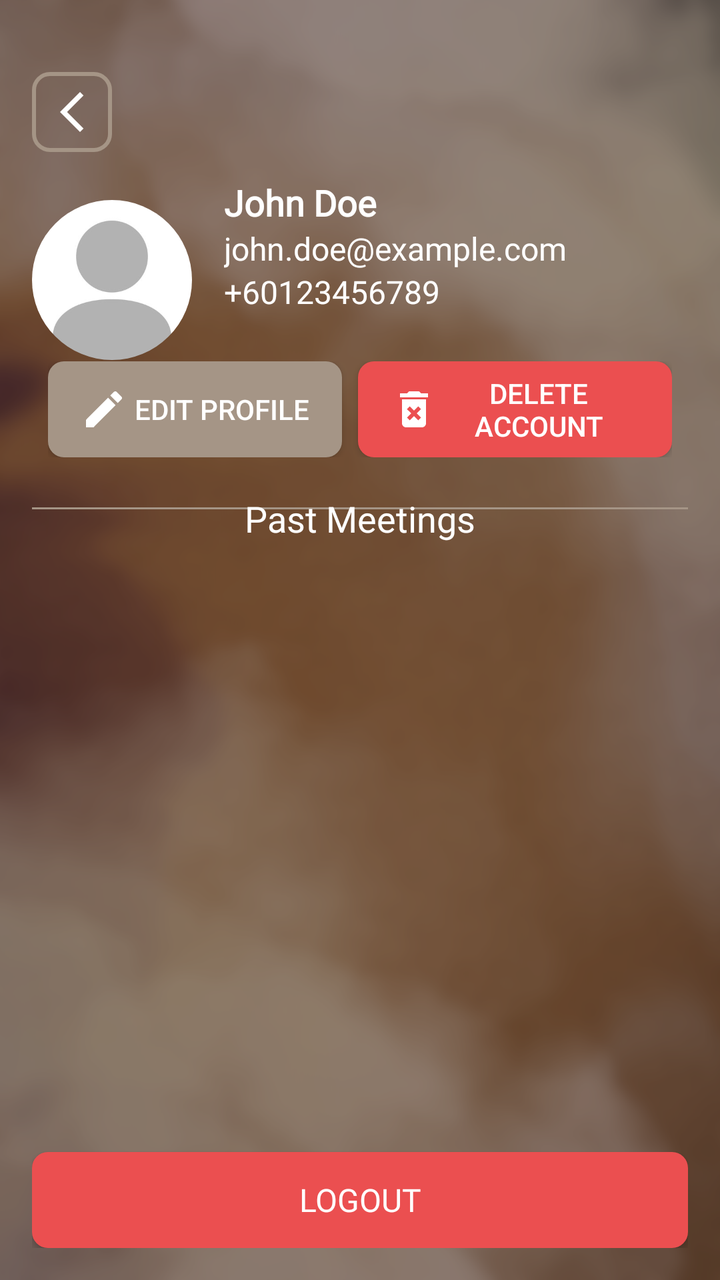
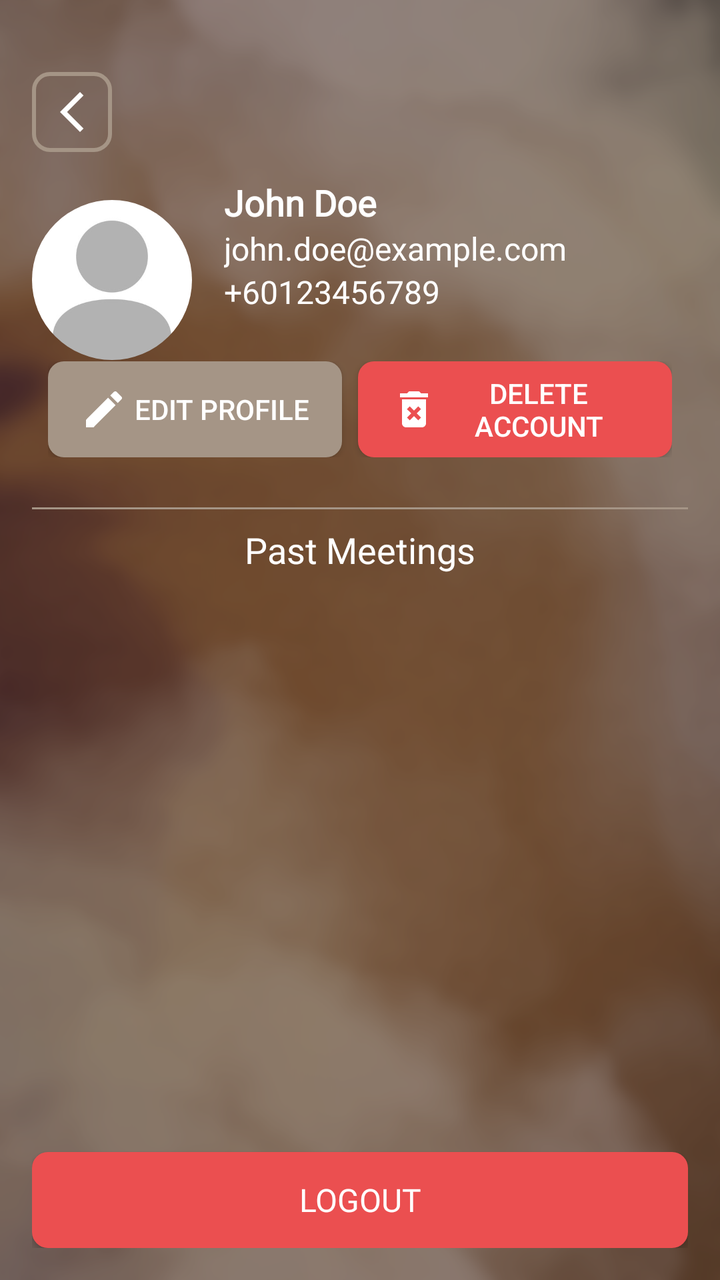

Screens rendered from an Android XML layout before and after an edit, with the pre-edit source and the edit as a unified diff.
<!-- AndroidManifest.xml: application theme AppTheme -->
<!-- res/layout/activity_user_profile.xml -->
<androidx.constraintlayout.widget.ConstraintLayout
    xmlns:android="http://schemas.android.com/apk/res/android"
    xmlns:app="http://schemas.android.com/apk/res-auto"
    xmlns:tools="http://schemas.android.com/tools"
    android:id="@+id/loginPage"
    android:layout_width="match_parent"
    android:layout_height="match_parent"
    android:background="@drawable/app_background"
    android:padding="16dp">

    
    <ImageButton
        android:id="@+id/btnBack"
        android:layout_width="wrap_content"
        android:layout_height="wrap_content"
        android:layout_marginTop="20dp"
        android:background="@drawable/button_outline"
        android:contentDescription="Back"
        android:padding="8dp"
        android:src="@drawable/vector_arrow_back_24"
        app:layout_constraintStart_toStartOf="parent"
        app:layout_constraintTop_toTopOf="parent"
        tools:ignore="HardcodedText" />

    
    <ImageView
        android:id="@+id/ivProfilePicture"
        android:layout_width="80dp"
        android:layout_height="80dp"
        android:layout_marginTop="24dp"
        android:background="@drawable/circle_background"
        android:clipToOutline="true"
        android:scaleType="centerCrop"
        android:src="@drawable/default_user_image"
        app:layout_constraintBottom_toBottomOf="parent"
        app:layout_constraintEnd_toEndOf="parent"
        app:layout_constraintHorizontal_bias="0.0"
        app:layout_constraintStart_toStartOf="parent"
        app:layout_constraintTop_toBottomOf="@+id/btnBack"
        app:layout_constraintVertical_bias="0.0" />

    
    <TextView
        android:id="@+id/tvUserName"
        android:layout_width="wrap_content"
        android:layout_height="wrap_content"
        android:layout_marginStart="16dp"
        android:layout_toEndOf="@id/ivProfilePicture"
        android:fontFamily="@font/montserrat_medium"
        android:text="John Doe"
        android:textColor="#FFFFFF"
        android:textSize="18sp"
        android:textStyle="bold"
        app:layout_constraintBottom_toBottomOf="parent"
        app:layout_constraintStart_toEndOf="@+id/ivProfilePicture"
        app:layout_constraintTop_toTopOf="parent"
        app:layout_constraintVertical_bias="0.125" />

    
    <TextView
        android:id="@+id/tvUserEmail"
        android:layout_width="wrap_content"
        android:layout_height="wrap_content"
        android:layout_below="@id/tvUserName"
        android:layout_marginStart="16dp"
        android:layout_toEndOf="@id/ivProfilePicture"
        android:fontFamily="@font/montserrat"
        android:text="john.doe@example.com"
        android:textColor="#FFFFFF"
        android:textSize="16sp"
        app:layout_constraintStart_toEndOf="@+id/ivProfilePicture"
        app:layout_constraintTop_toBottomOf="@+id/tvUserName" />

    
    <TextView
        android:id="@+id/tvUserPhone"
        android:layout_width="wrap_content"
        android:layout_height="wrap_content"
        android:layout_below="@id/tvUserEmail"
        android:layout_marginStart="16dp"
        android:layout_toEndOf="@id/ivProfilePicture"
        android:fontFamily="@font/montserrat"
        android:text="+60123456789"
        android:textColor="#FFFFFF"
        android:textSize="16sp"
        app:layout_constraintStart_toEndOf="@+id/ivProfilePicture"
        app:layout_constraintTop_toBottomOf="@+id/tvUserEmail" />

    
    <LinearLayout
        android:id="@+id/buttonsLayout"
        android:layout_width="match_parent"
        android:layout_height="wrap_content"
        android:layout_marginTop="16dp"
        android:gravity="center"
        android:orientation="horizontal"
        android:padding="8dp"
        app:layout_constraintTop_toBottomOf="@+id/tvUserPhone"
        tools:layout_editor_absoluteX="16dp">

        
        <Button
            android:id="@+id/btnEditProfile"
            android:layout_width="wrap_content"
            android:layout_height="wrap_content"
            android:layout_marginRight="8dp"
            android:background="@drawable/button_primary"
            android:drawableStart="@drawable/vector_edit_24"
            android:paddingStart="16dp"
            android:paddingEnd="16dp"
            android:text=" Edit Profile"
            android:textColor="#FFFFFF" />

        
        <Button
            android:id="@+id/btnDeleteAccount"
            android:layout_width="wrap_content"
            android:layout_height="wrap_content"
            android:background="@drawable/button_danger"
            android:drawableStart="@drawable/vector_delete_24"
            android:paddingStart="16dp"
            android:paddingEnd="16dp"
            android:text="DELETE ACCOUNT"
            android:textColor="#FFFFFF" />
    </LinearLayout>

    
    <LinearLayout
        android:id="@+id/linearLayout"
        android:layout_width="0dp"
        android:layout_height="wrap_content"
        android:layout_marginTop="16dp"
        android:gravity="center"
        android:orientation="horizontal"
        app:layout_constraintBottom_toBottomOf="parent"
        app:layout_constraintEnd_toEndOf="parent"
        app:layout_constraintHorizontal_bias="0.0"
        app:layout_constraintStart_toStartOf="parent"
        app:layout_constraintTop_toBottomOf="@+id/buttonsLayout"
        app:layout_constraintVertical_bias="0.003">

        <View
            android:layout_width="0dp"
            android:layout_height="1dp"
            android:layout_weight="1"
            android:background="#A59586" />
    </LinearLayout>

    
    <TextView
        android:id="@+id/tvPastMeetings"
        android:layout_width="wrap_content"
        android:layout_height="wrap_content"
        android:layout_below="@id/linearLayout"
        android:layout_centerHorizontal="true"
        android:fontFamily="@font/montserrat_medium"
        android:text="Past Meetings"
        android:textColor="#FFFFFF"
        android:textSize="18sp"
        app:layout_constraintBottom_toBottomOf="parent"
        app:layout_constraintEnd_toEndOf="parent"
        app:layout_constraintStart_toStartOf="parent"
        app:layout_constraintTop_toTopOf="parent"
        app:layout_constraintVertical_bias="0.396" />

    
    <androidx.recyclerview.widget.RecyclerView
        android:id="@+id/rvPastMeetings"
        android:layout_width="379dp"
        android:layout_height="339dp"
        android:layout_above="@+id/btnLogout"
        android:layout_marginStart="4dp"
        android:layout_marginTop="9dp"
        android:layout_marginEnd="4dp"
        app:layout_constraintBottom_toTopOf="@+id/btnLogout"
        app:layout_constraintEnd_toEndOf="parent"
        app:layout_constraintStart_toStartOf="parent"
        app:layout_constraintTop_toBottomOf="@+id/tvPastMeetings"
        app:layout_constraintVertical_bias="0.0" />

    
    <TextView
        android:id="@+id/tvNoMeetings"
        android:layout_width="wrap_content"
        android:layout_height="wrap_content"
        android:layout_centerInParent="true"
        android:fontFamily="@font/montserrat"
        android:text="No past meetings found"
        android:textColor="#FFFFFF"
        android:textSize="16sp"
        android:visibility="gone"
        app:layout_constraintBottom_toBottomOf="parent"
        app:layout_constraintEnd_toEndOf="parent"
        app:layout_constraintStart_toStartOf="parent"
        app:layout_constraintTop_toTopOf="parent"
        app:layout_constraintVertical_bias="0.654" />

    
    <Button
        android:id="@+id/btnLogout"
        android:layout_width="match_parent"
        android:layout_height="wrap_content"
        android:layout_below="@id/rvPastMeetings"
        android:layout_alignParentBottom="true"
        android:background="@drawable/button_danger"
        android:fontFamily="@font/montserrat_medium"
        android:onClick="logout"
        android:text="Logout"
        android:textColor="#FFFFFF"
        android:textSize="16sp"
        app:layout_constraintBottom_toBottomOf="parent"
        app:layout_constraintEnd_toEndOf="parent"
        app:layout_constraintHorizontal_bias="0.0"
        app:layout_constraintStart_toStartOf="parent" />
</androidx.constraintlayout.widget.ConstraintLayout>
<!-- resources referenced by this layout -->
<resources>
  <!-- drawable app_background: png bitmap (drawable, 412652 bytes) -->
  <!-- drawable button_danger (drawable) -->
  <shape xmlns:android="http://schemas.android.com/apk/res/android"
      android:shape="rectangle">
      <solid android:color="#EB4F50"/>
      <corners android:radius="8dp"/>
  </shape>
  <!-- drawable button_outline (drawable) -->
  <shape xmlns:android="http://schemas.android.com/apk/res/android"
      android:shape="rectangle">
      <solid android:color="@android:color/transparent"/>
      <corners android:radius="8dp"/>
      <stroke
          android:width="2dp"
          android:color="#A59586"/>
  </shape>
  <!-- drawable button_primary (drawable) -->
  <shape xmlns:android="http://schemas.android.com/apk/res/android"
      android:shape="rectangle">
      <solid android:color="#A59586"/>
      <corners android:radius="8dp"/>
  </shape>
  <!-- drawable circle_background (drawable) -->
  <shape xmlns:android="http://schemas.android.com/apk/res/android"
      android:shape="rectangle">
      <corners android:radius="50dp" /> 
      <solid android:color="@android:color/transparent" /> 
  </shape>
  <!-- drawable default_user_image: jpg bitmap (drawable, 6667 bytes) -->
  <!-- drawable vector_arrow_back_24 (drawable) -->
  <vector xmlns:android="http://schemas.android.com/apk/res/android" android:height="24dp" android:tint="#FFFFFF" android:viewportHeight="24" android:viewportWidth="24" android:width="24dp">
        
      <path android:fillColor="@android:color/white" android:pathData="M17.77,3.77l-1.77,-1.77l-10,10l10,10l1.77,-1.77l-8.23,-8.23z"/>
      
  </vector>
  <!-- drawable vector_delete_24 (drawable) -->
  <vector xmlns:android="http://schemas.android.com/apk/res/android" android:height="24dp" android:tint="#FFFFFF" android:viewportHeight="24" android:viewportWidth="24" android:width="24dp">
        
      <path android:fillColor="@android:color/white" android:pathData="M6,19c0,1.1 0.9,2 2,2h8c1.1,0 2,-0.9 2,-2L18,7L6,7v12zM8.46,11.88l1.41,-1.41L12,12.59l2.12,-2.12 1.41,1.41L13.41,14l2.12,2.12 -1.41,1.41L12,15.41l-2.12,2.12 -1.41,-1.41L10.59,14l-2.13,-2.12zM15.5,4l-1,-1h-5l-1,1L5,4v2h14L19,4z"/>
      
  </vector>
  <!-- drawable vector_edit_24 (drawable) -->
  <vector android:height="24dp" android:tint="#FFFFFF"
      android:viewportHeight="24" android:viewportWidth="24"
      android:width="24dp" xmlns:android="http://schemas.android.com/apk/res/android">
      <path android:fillColor="@android:color/white" android:pathData="M3,17.25V21h3.75L17.81,9.94l-3.75,-3.75L3,17.25zM20.71,7.04c0.39,-0.39 0.39,-1.02 0,-1.41l-2.34,-2.34c-0.39,-0.39 -1.02,-0.39 -1.41,0l-1.83,1.83 3.75,3.75 1.83,-1.83z"/>
  </vector>
  <style name="AppTheme" parent="Theme.AppCompat.Light.NoActionBar">
          <item name="android:statusBarColor">@color/colorPrimary</item>
          
          <item name="colorPrimary">@color/colorPrimary</item>
          <item name="colorPrimaryDark">@color/colorPrimaryDark</item>
          <item name="colorAccent">@color/colorAccent</item>
      </style>
  <color name="colorPrimary">#000000</color>
  <color name="colorPrimaryDark">#424242</color>
  <color name="colorAccent">#CCCCCC</color>
</resources>

<!-- the commit's change to res/layout/activity_user_profile.xml (unified diff, before → after) -->
@@ -153,27 +153,27 @@
         android:layout_height="wrap_content"
         android:layout_below="@id/linearLayout"
         android:layout_centerHorizontal="true"
+        android:layout_marginTop="8dp"
         android:fontFamily="@font/montserrat_medium"
         android:text="Past Meetings"
         android:textColor="#FFFFFF"
         android:textSize="18sp"
-        app:layout_constraintBottom_toBottomOf="parent"
-        app:layout_constraintEnd_toEndOf="parent"
-        app:layout_constraintStart_toStartOf="parent"
-        app:layout_constraintTop_toTopOf="parent"
-        app:layout_constraintVertical_bias="0.396" />
+        app:layout_constraintEnd_toEndOf="parent"
+        app:layout_constraintStart_toStartOf="parent"
+        app:layout_constraintTop_toBottomOf="@+id/linearLayout" />
 
     
     <androidx.recyclerview.widget.RecyclerView
         android:id="@+id/rvPastMeetings"
-        android:layout_width="379dp"
-        android:layout_height="339dp"
-        android:layout_above="@+id/btnLogout"
+        android:layout_width="375dp"
+        android:layout_height="wrap_content"
         android:layout_marginStart="4dp"
         android:layout_marginTop="9dp"
         android:layout_marginEnd="4dp"
+        android:clipToPadding="false"
         app:layout_constraintBottom_toTopOf="@+id/btnLogout"
         app:layout_constraintEnd_toEndOf="parent"
+        app:layout_constraintHorizontal_bias="1.0"
         app:layout_constraintStart_toStartOf="parent"
         app:layout_constraintTop_toBottomOf="@+id/tvPastMeetings"
         app:layout_constraintVertical_bias="0.0" />
